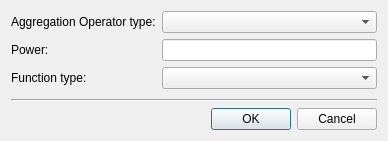
Old version of the form gui/aggregfiltersettingsdialog.ui in the repository iamantony/FFilter.
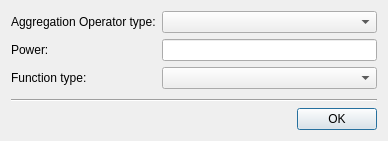
New version of the form.

Commit message: aggregoperators.h: use enum class. Update code

What changed in the file:
```diff
--- a/gui/aggregfiltersettingsdialog.ui
+++ b/gui/aggregfiltersettingsdialog.ui
@@ -97,9 +97,9 @@
       </spacer>
      </item>
      <item>
-      <widget class="QDialogButtonBox" name="buttonBox">
-       <property name="standardButtons">
-        <set>QDialogButtonBox::Cancel|QDialogButtonBox::Ok</set>
+      <widget class="QPushButton" name="okBtn">
+       <property name="text">
+        <string>OK</string>
        </property>
       </widget>
      </item>
```
Left out of the diff: 22 changed lines with no effect on the pictures. The commit also changes 12 other files.
